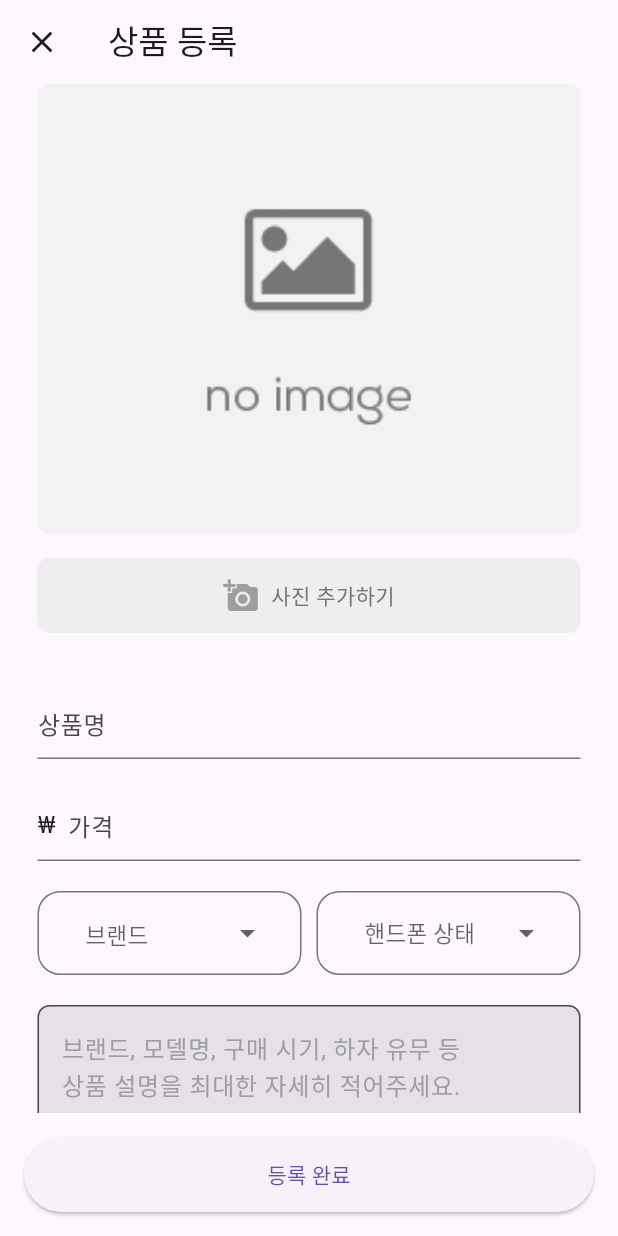
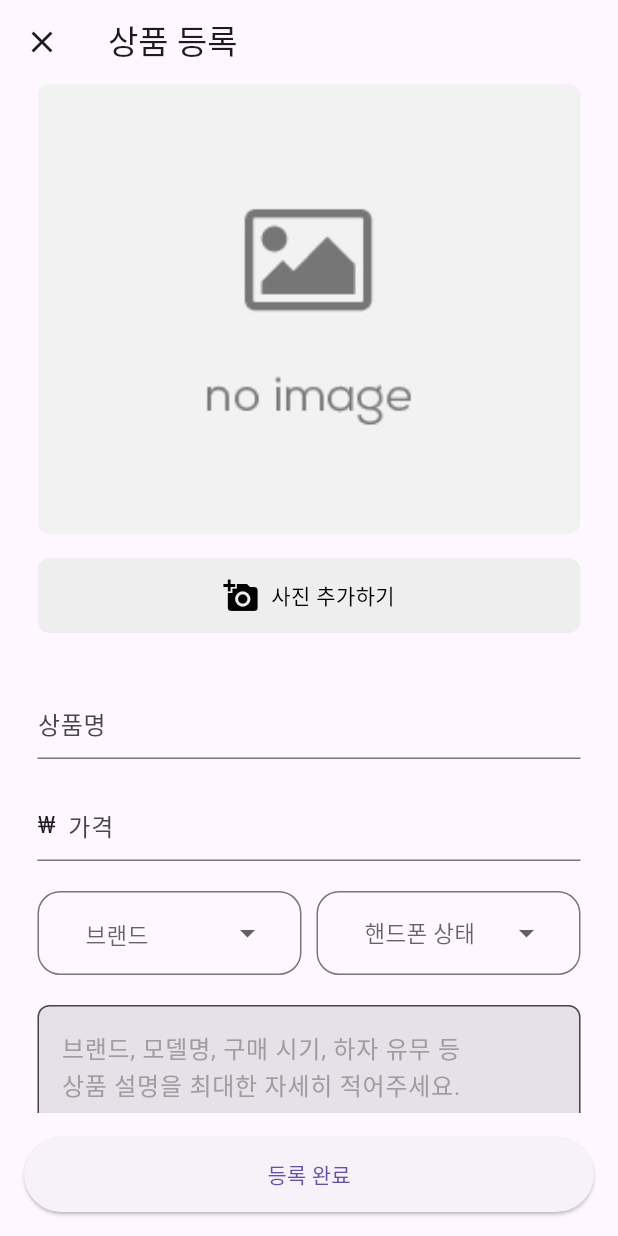
Before and after one commit to PEH-app/team_apple_market, a Flutter app: the screen it shows after launch, after a tap on the "add" icon, on a phone screen of 412 x 824 dp. Run offline on Flutter 3.47's test engine with Material 3 defaults, Android fonts, the phone set to English and light mode, and no system bars; our stand-ins replace dropdown_button2, image_picker.

Commit message:
image size

```diff
--- a/lib/pages/add_product/add_product_page.dart
+++ b/lib/pages/add_product/add_product_page.dart
@@ -61,7 +61,7 @@ class _AddProductPageState extends State<AddProductPage> {
                                   borderRadius: BorderRadius.circular(8),
                                   child: Image.asset(
                                     'assets/images/default_image.jpg',
-                                    height: 400,
+                                    height: 350,
                                     width: double.infinity,
                                     fit: BoxFit.cover,
                                   ),
@@ -70,7 +70,7 @@ class _AddProductPageState extends State<AddProductPage> {
                                   borderRadius: BorderRadius.circular(8),
                                   child: Image.file(
                                     File(_imageUrl),
-                                    height: 400,
+                                    height: 350,
                                     width: double.infinity,
                                     fit: BoxFit.cover,
                                   ),
@@ -98,11 +98,10 @@ class _AddProductPageState extends State<AddProductPage> {
                               child: Row(
                                 mainAxisAlignment: MainAxisAlignment.center,
                                 children: [
-                                  Icon(Icons.add_a_photo, color: Colors.grey),
+                                  Icon(Icons.add_a_photo, color: Colors.black),
                                   SizedBox(width: 8),
                                   Text('사진 추가하기',
-                                      style:
-                                          TextStyle(color: Colors.grey[600])),
+                                      style: TextStyle(color: Colors.black)),
                                 ],
                               ),
                             ),
@@ -245,11 +244,9 @@ class _AddProductPageState extends State<AddProductPage> {
                     hintText:
                         '브랜드, 모델명, 구매 시기, 하자 유무 등 \n상품 설명을 최대한 자세히 적어주세요.',
                     hintStyle: TextStyle(color: Colors.grey),
-                    focusColor: Colors.red[100],
                     filled: true,
                     border: OutlineInputBorder(
                       borderRadius: BorderRadius.circular(8),
-                      borderSide: BorderSide(color: Colors.red),
                     ),
                   ),
                 ),
@@ -282,9 +279,9 @@ class _AddProductPageState extends State<AddProductPage> {
                 likeCount: 0,
               );
 
-              ScaffoldMessenger.of(context).showSnackBar(
-                SnackBar(content: Text('제품이 성공적으로 등록되었습니다.')),
-              );
+              // ScaffoldMessenger.of(context).showSnackBar(
+              //   SnackBar(content: Text('제품이 성공적으로 등록되었습니다.')),
+              // );
               Navigator.pop(context);
             }
           },
--- a/lib/pages/cart/cart_page.dart
+++ b/lib/pages/cart/cart_page.dart
@@ -31,6 +31,7 @@ class CartPage extends StatelessWidget {
               itemBuilder: (context, index) {
                 final product = cartProducts[index];
                 return ListTile(
+                  minVerticalPadding: 5,
                   leading: ProductImage(product: product),
                   title: Text(product.name),
                   subtitle: Text(DataUtils.calcToWon(product.price)),
--- a/lib/pages/product_list/product/product_provider.dart
+++ b/lib/pages/product_list/product/product_provider.dart
@@ -11,7 +11,7 @@ class ProductProvider with ChangeNotifier {
         name: '아이폰12 mini',
         price: 1200000,
         brand: PhoneBrand.iPhone,
-        imageUrl: 'assets/images/apple_phone.jpg',
+        imageUrl: 'assets/images/i_phone1.jpg',
         grade: PhoneGrade.UNOPENED,
         likeCount: 2),
     Product(
@@ -27,7 +27,7 @@ class ProductProvider with ChangeNotifier {
         name: '아이폰 13프로',
         price: 750000,
         brand: PhoneBrand.iPhone,
-        imageUrl: 'assets/images/apple_phone.jpg',
+        imageUrl: 'assets/images/i_phone2.jpg',
         grade: PhoneGrade.S_GRADE,
         likeCount: 10),
     Product(
@@ -35,17 +35,9 @@ class ProductProvider with ChangeNotifier {
         name: '플립4 박스 올갈이',
         price: 380000,
         brand: PhoneBrand.Samsung,
-        imageUrl: 'assets/images/flip_phone.jpg',
+        imageUrl: 'assets/images/sam_phone2.jpg',
         grade: PhoneGrade.A_GRADE,
         likeCount: 7),
-    Product(
-        id: 50000000,
-        name: '플립5 512g 팝니다',
-        price: 450000,
-        brand: PhoneBrand.Samsung,
-        imageUrl: 'assets/images/sam_phone2.jpg',
-        grade: PhoneGrade.A_GRADE,
-        likeCount: 11),
   ];
 
 // _로 시작하는건 외부에서 접근 불가. 클래스 내부에서만 사용
--- a/lib/pages/product_list/widgets/product_image.dart
+++ b/lib/pages/product_list/widgets/product_image.dart
@@ -13,22 +13,21 @@ class ProductImage extends StatelessWidget {
   }
 
   Widget _buildProductImage() {
-    return SizedBox(
-      width: 100,
-      height: 100,
+    return ClipRRect(
+      borderRadius: BorderRadius.circular(8),
       child: product.imageUrl.startsWith('assets/') ||
               !product.imageUrl.contains('/')
           ? Image.asset(
               product.imageUrl,
-              // width: 100,
-              // height: 100,
-              //fit: BoxFit.cover,
+              width: 100,
+              height: 100,
+              fit: BoxFit.cover,
             )
           : Image.file(
               File(product.imageUrl),
-              // width: 100,
-              // height: 100,
-              // fit: BoxFit.cover,
+              width: 100,
+              height: 100,
+              fit: BoxFit.cover,
             ),
     );
   }
--- a/lib/pages/product_list/widgets/product_title.dart
+++ b/lib/pages/product_list/widgets/product_title.dart
@@ -2,6 +2,7 @@
 
 import 'package:apple_market/pages/product_list/product/product.dart';
 import 'package:apple_market/pages/product_list/widgets/data_utils.dart';
+import 'package:apple_market/pages/product_list/widgets/product_image.dart';
 import 'package:flutter/material.dart';
 import 'dart:io';
 import '../../product_detail/product_detail_page.dart';
@@ -14,47 +15,7 @@ class ProductTile extends StatelessWidget {
   @override
   Widget build(BuildContext context) {
     return Card(
-      //margin: const EdgeInsets.symmetric(vertical: 4.0, horizontal: 8.0),
-      child: ListTile(
-        leading: ClipRRect(
-          borderRadius: BorderRadius.circular(8),
-          child: _buildProductImage(),
-        ),
-        title: Column(crossAxisAlignment: CrossAxisAlignment.start, children: [
-          Text(
-            product.name,
-            style: const TextStyle(
-              fontSize: 20,
-              overflow: TextOverflow.ellipsis,
-            ),
-          ),
-          const SizedBox(height: 5),
-          //const Spacer(),
-          Row(
-            children: [
-              Text(product.brand.name,
-                  style: TextStyle(color: Colors.black54, fontSize: 15)),
-              const SizedBox(width: 10),
-              Text('|', style: TextStyle(color: Colors.black54, fontSize: 15)),
-              const SizedBox(width: 10),
-              Text(product.grade.name,
-                  style: TextStyle(color: Colors.black54, fontSize: 15)),
-              const SizedBox(width: 10),
-              Text('|', style: TextStyle(color: Colors.black54, fontSize: 15)),
-              const SizedBox(width: 10),
-              Icon(Icons.favorite_outline, color: Colors.black54, size: 15),
-              const SizedBox(width: 5),
-              Text(product.likeCount.toString(),
-                  style: TextStyle(color: Colors.black54, fontSize: 15)),
-            ],
-          ),
-          const SizedBox(height: 5),
-          Text(
-            DataUtils.calcToWon(product.price),
-            style: const TextStyle(
-                fontSize: 20, color: Colors.black, fontWeight: FontWeight.bold),
-          ),
-        ]),
+      child: InkWell(
         onTap: () {
           Navigator.push(
             context,
@@ -63,29 +24,64 @@ class ProductTile extends StatelessWidget {
             ),
           );
         },
+        child: ListView(
+          shrinkWrap: true,
+          padding: const EdgeInsets.all(8.0),
+          children: [
+            Row(
+              children: [
+                ProductImage(product: product),
+                const SizedBox(width: 20),
+                Column(
+                  crossAxisAlignment: CrossAxisAlignment.start,
+                  children: [
+                    Text(
+                      product.name,
+                      style: const TextStyle(
+                        fontSize: 20,
+                        overflow: TextOverflow.ellipsis,
+                      ),
+                    ),
+                    Row(
+                      children: [
+                        Text(product.brand.name,
+                            style:
+                                TextStyle(color: Colors.black54, fontSize: 15)),
+                        const SizedBox(width: 10),
+                        Text('|',
+                            style:
+                                TextStyle(color: Colors.black54, fontSize: 15)),
+                        const SizedBox(width: 10),
+                        Text(product.grade.name,
+                            style:
+                                TextStyle(color: Colors.black54, fontSize: 15)),
+                        const SizedBox(width: 10),
+                        Text('|',
+                            style:
+                                TextStyle(color: Colors.black54, fontSize: 15)),
+                        const SizedBox(width: 10),
+                        Icon(Icons.favorite_outline,
+                            color: Colors.black54, size: 15),
+                        const SizedBox(width: 5),
+                        Text(product.likeCount.toString(),
+                            style:
+                                TextStyle(color: Colors.black54, fontSize: 15)),
+                      ],
+                    ),
+                    Text(
+                      DataUtils.calcToWon(product.price),
+                      style: const TextStyle(
+                          fontSize: 20,
+                          color: Colors.black,
+                          fontWeight: FontWeight.bold),
+                    ),
+                  ],
+                ),
+              ],
+            ),
+          ],
+        ),
       ),
     );
   }
-
-  Widget _buildProductImage() {
-    return Container(
-      width: 100,
-      height: 500,
-      color: Colors.amber,
-      child: product.imageUrl.startsWith('assets/') ||
-              !product.imageUrl.contains('/')
-          ? Image.asset(
-              product.imageUrl,
-              // width: 100,
-              // height: 100,
-              fit: BoxFit.cover,
-            )
-          : Image.file(
-              File(product.imageUrl),
-              // width: 100,
-              // height: 100,
-              fit: BoxFit.cover,
-            ),
-    );
-  }
 }
--- a/lib/pages/product_list/widgets/profile.dart
+++ b/lib/pages/product_list/widgets/profile.dart
@@ -28,18 +28,8 @@ class ProfilePage extends StatelessWidget {
               itemBuilder: (context, index) {
                 final product = favoriteProducts[index];
                 return ListTile(
+                  minVerticalPadding: 5,
                   leading: ProductImage(product: product),
-                  // return ListTile(
-                  //   leading: CachedNetworkImage(
-                  //     imageUrl: product.imageUrl,
-                  //     width: 50,
-                  //     height: 50,
-                  //     fit: BoxFit.cover,
-                  //     placeholder: (context, url) =>
-                  //         const CircularProgressIndicator(),
-                  //     errorWidget: (context, url, error) =>
-                  //         const Icon(Icons.broken_image, size: 50),
-                  // ),
                   title: Text(product.name),
                   subtitle: Text(DataUtils.calcToWon(product.price)),
                   trailing: IconButton(
```
Also changed, not shown: assets/gallary/apple_phone.jpg (renamed from assets/images/apple_phone.jpg), assets/gallary/flip_phone.jpg (renamed from assets/images/flip_phone.jpg), assets/images/i_phone1.jpg (added), assets/images/i_phone2.jpg (added), assets/images/sam_phone3.jpg (added), assets/images/sam_phone4.jpg (added).
